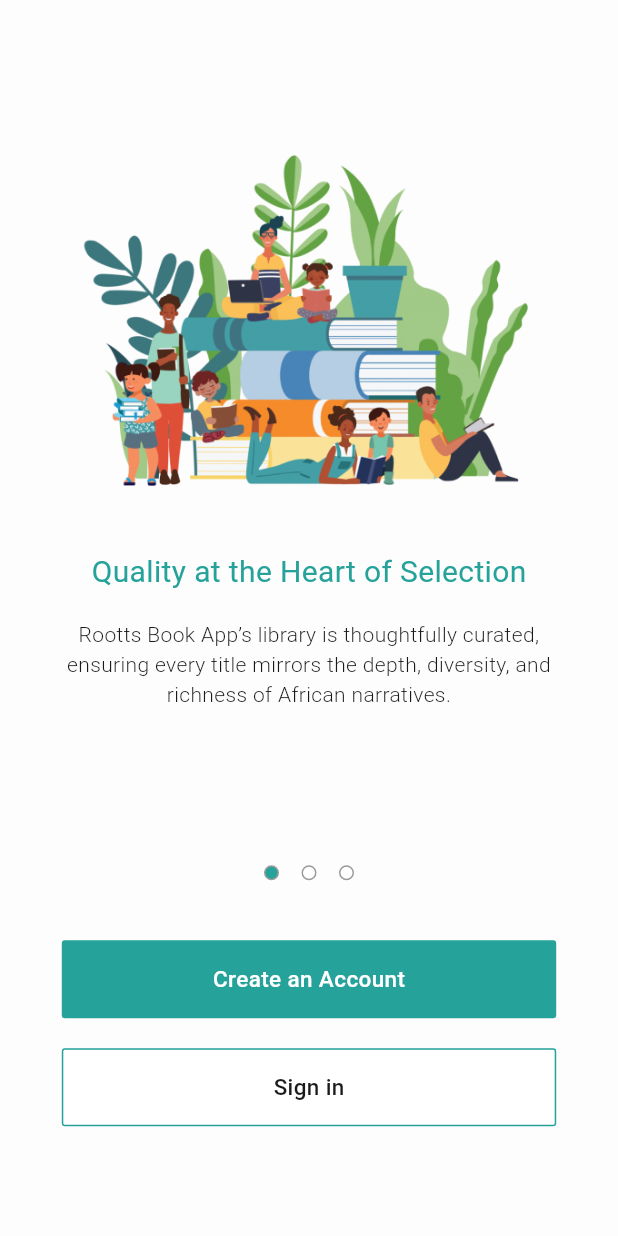
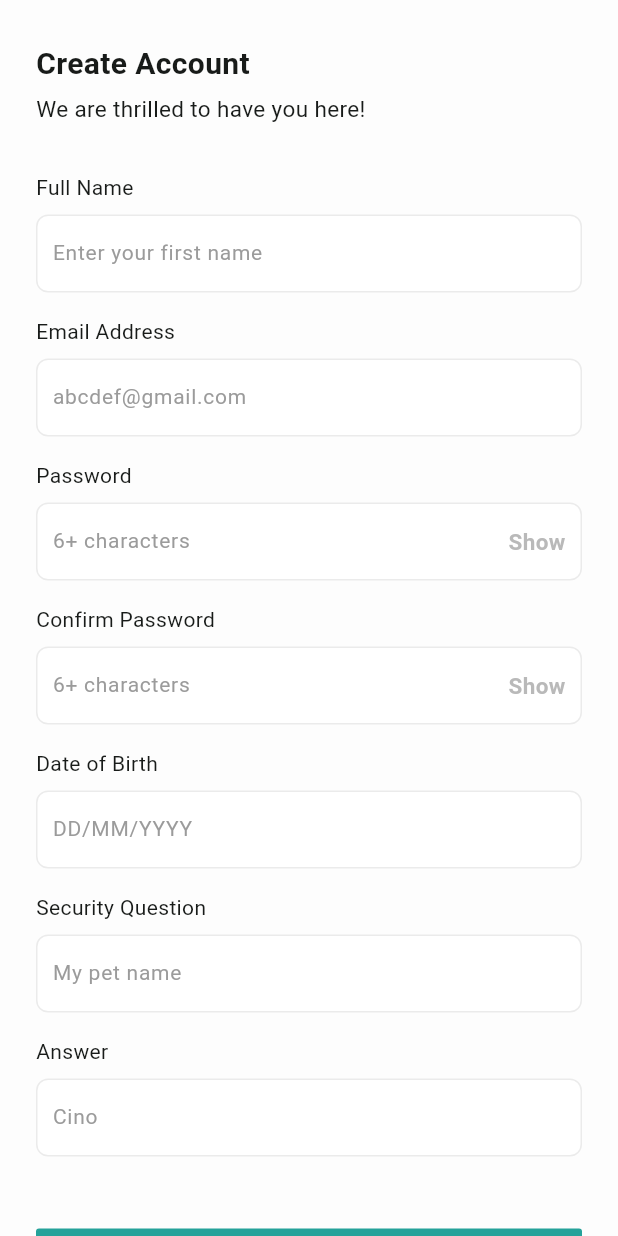
Before and after one commit to CINO1902/AfroReads, a Flutter app: the screen it shows after launch, after a tap on "Create an Account", on a phone screen of 412 x 824 dp. Run offline on Flutter 3.47's test engine with Material 2 defaults, Android fonts, the phone set to English and light mode, and no system bars; our stand-ins replace flutter_svg, gap.

Commit message:
sign up page ui updated

```diff
--- /dev/null
+++ b/lib/app/view/widget/input_input.dart
@@ -0,0 +1,172 @@
+import 'package:afroreads/app/styles/fonts.dart';
+import 'package:afroreads/core/constants/app_colors.dart';
+import 'package:flutter/material.dart';
+
+class InputField extends StatefulWidget {
+  const InputField({
+    required this.controller,
+    required this.placeholder,
+    this.label,
+    this.enterPressed,
+    this.fieldFocusNode,
+    this.nextFocusNode,
+    this.additionalNote,
+    this.onChanged,
+    this.maxLength,
+    this.maxLines = 1,
+    this.validationMessage,
+    this.textInputAction = TextInputAction.next,
+    this.textInputType = TextInputType.text,
+    this.password = false,
+    this.isReadOnly = false,
+    this.smallVersion = true,
+    this.suffix,
+    this.onTap,
+    this.prefix,
+    this.validationColor = AfroReadsColors.grey,
+    this.prefixSizedBoxWidth = 20,
+    this.fieldColor = AfroReadsColors.white,
+    this.fieldHeight = 52,
+    Key? key,
+  }) : super(key: key);
+
+  final TextEditingController controller;
+  final TextInputType? textInputType;
+  final bool password;
+  final bool isReadOnly;
+  final String placeholder;
+  final String? validationMessage;
+  final Function? enterPressed;
+  final bool smallVersion;
+  final FocusNode? fieldFocusNode;
+  final Function? onTap;
+  final FocusNode? nextFocusNode;
+  final TextInputAction textInputAction;
+  final String? additionalNote;
+  final String? label;
+  final double prefixSizedBoxWidth;
+  final Function(String)? onChanged;
+  final Color fieldColor;
+  final int? maxLines, maxLength;
+  final Widget? suffix;
+  final Widget? prefix;
+  final Color validationColor;
+  final double fieldHeight;
+
+  @override
+  // ignore: library_private_types_in_public_api
+  _InputFieldState createState() => _InputFieldState();
+}
+
+class _InputFieldState extends State<InputField> {
+  bool? isPassword;
+  double fieldHeight = 52;
+
+  @override
+  void initState() {
+    super.initState();
+    isPassword = widget.password;
+  }
+
+  @override
+  Widget build(BuildContext context) {
+    return Column(
+      crossAxisAlignment: CrossAxisAlignment.start,
+      mainAxisAlignment: MainAxisAlignment.center,
+      children: <Widget>[
+        Container(
+          height: widget.fieldHeight,
+          alignment: Alignment.centerLeft,
+          padding: const EdgeInsets.symmetric(horizontal: 10),
+          decoration: BoxDecoration(
+            borderRadius: BorderRadius.circular(8),
+            color: widget.fieldColor,
+            border: Border.all(
+              color: widget.validationColor.withOpacity(0.2),
+            ),
+          ),
+          child: Row(
+            children: <Widget>[
+              widget.prefix ?? const SizedBox(),
+              Expanded(
+                child: TextField(
+                  controller: widget.controller,
+                  keyboardType: widget.textInputType,
+                  focusNode: widget.fieldFocusNode,
+                  textInputAction: widget.textInputAction,
+                  onChanged: widget.onChanged,
+                  maxLines: widget.maxLines,
+                  style: const TextStyle(
+                      fontSize: 14,
+                      // fontFamily: IklinFont.euclid,
+                      color: AfroReadsColors.grey,
+                      fontWeight: FontWeight.w400),
+
+                  onEditingComplete: () {
+                    if (widget.enterPressed != null) {
+                      FocusScope.of(context).requestFocus(FocusNode());
+                      // ignore: avoid_dynamic_calls
+                      widget.enterPressed!();
+                    }
+                  },
+                  // onFieldSub  mitted: (value) {
+                  //   if (widget.nextFocusNode != null) {
+                  //     widget.nextFocusNode.requestFocus();
+                  //   }
+                  // },
+                  obscureText: isPassword!,
+                  readOnly: widget.isReadOnly,
+                  // decoration:
+                  // InputDecoration.collapsed(hintText: widget.placeholder),
+                  decoration: InputDecoration(
+                    // contentPadding: EdgeInsets.only(top: 10),
+                    hintText: widget.placeholder,
+                    border: InputBorder.none,
+
+                    hintStyle: const TextStyle(
+                      fontSize: 14,
+                      // fontFamily: IklinFont.euclid,
+                      color: AfroReadsColors.grey,
+                      fontWeight: FontWeight.w400,
+                    ),
+                    // suffix:
+                  ),
+                ),
+              ),
+              widget.suffix ??
+                  GestureDetector(
+                    onTap: () => setState(() {
+                      isPassword = !isPassword!;
+                    }),
+                    child: widget.password
+                        ? Container(
+                            alignment: Alignment.center,
+                            child: isPassword!
+                                ? TextBody(
+                                    'Show',
+                                    color:
+                                        widget.validationColor.withOpacity(0.7),
+                                    fontWeight: FontWeight.w600,
+                                    fontSize: 15,
+                                  )
+                                : TextBody(
+                                    'Hide',
+                                    color:
+                                        widget.validationColor.withOpacity(0.7),
+                                    fontWeight: FontWeight.w600,
+                                    fontSize: 15,
+                                  ),
+                          )
+                        : Container(
+                            width: 30,
+                            height: 30,
+                            alignment: Alignment.center,
+                          ),
+                  ),
+            ],
+          ),
+        ),
+      ],
+    );
+  }
+}
--- /dev/null
+++ b/lib/core/navigators/navigators.dart
@@ -0,0 +1,2 @@
+export 'route_name.dart';
+export 'router.dart';
--- a/lib/core/navigators/route_name.dart
+++ b/lib/core/navigators/route_name.dart
@@ -1,4 +1,5 @@
 class RouteName {
 
 static const String onboardingScreen = '/onboarding';
+static const String signUpPage = '/signup_page';
 }
--- a/lib/core/navigators/router.dart
+++ b/lib/core/navigators/router.dart
@@ -1,6 +1,7 @@
 import 'package:afroreads/core/navigators/route_name.dart';
 import 'package:afroreads/features/onboarding/pages/onboarding_screen.dart';
 import 'package:flutter/material.dart';
+import 'package:afroreads/features/auth/pages/sign_up_page.dart';
 
 Route<dynamic> generateRoute (RouteSettings settings){
   switch (settings.name) {
@@ -8,6 +9,11 @@ Route<dynamic> generateRoute (RouteSettings settings){
     return _getPageRoute(
         routeName: settings.name,
         viewToShow: const OnboardingScreen(),
+      );
+     case RouteName.signUpPage:
+    return _getPageRoute(
+        routeName: settings.name,
+        viewToShow: const SignUpPage(),
       );
     default:
      return MaterialPageRoute<void>(
--- /dev/null
+++ b/lib/features/auth/pages/sign_up_page.dart
@@ -0,0 +1,114 @@
+import 'package:afroreads/app/styles/fonts.dart';
+import 'package:afroreads/app/view/widget/busy_button.dart';
+import 'package:afroreads/app/view/widget/input_input.dart';
+import 'package:afroreads/core/constants/app_colors.dart';
+import 'package:afroreads/core/navigators/navigators.dart';
+import 'package:flutter/material.dart';
+import 'package:flutter_svg/svg.dart';
+import 'package:gap/gap.dart';
+
+class SignUpPage extends StatefulWidget {
+  const SignUpPage({Key? key}) : super(key: key);
+
+  @override
+  State<SignUpPage> createState() => _SignUpPageState();
+}
+
+class _SignUpPageState extends State<SignUpPage> {
+  final TextEditingController _firstnameController = TextEditingController();
+  final TextEditingController _lastnameController = TextEditingController();
+  final TextEditingController _passwordController = TextEditingController();
+  final TextEditingController _confirmPasswordController = TextEditingController();
+  final TextEditingController _dateOfBirthController = TextEditingController();
+  final TextEditingController _answerController = TextEditingController();
+
+  @override
+  Widget build(BuildContext context) {
+    return Scaffold(
+      backgroundColor: AfroReadsColors.background,
+      body: SafeArea(
+        child: Padding(
+          padding: const EdgeInsets.symmetric(
+            horizontal: 24,
+          ),
+          child: SingleChildScrollView(
+            child: Column(
+              crossAxisAlignment: CrossAxisAlignment.start,
+              children: [
+                const Gap(28),
+                TextBody(
+                  'Create Account',
+                  fontWeight: FontWeight.w700,
+                  fontSize: 20,
+                ),
+                const Gap(5),
+                TextBody(
+                  'We are thrilled to have you here! ',
+                  fontSize: 15,
+                ),
+                const Gap(32),
+                TextBody('Full Name', color: AfroReadsColors.textColor),
+                const Gap(8),
+                InputField(
+                  controller: _firstnameController,
+                  placeholder: 'Enter your first name',
+                ),
+                const Gap(16),
+                TextBody('Email Address', color: AfroReadsColors.textColor),
+                const Gap(8),
+                InputField(
+                  controller: _lastnameController,
+                  placeholder: 'abcdef@gmail.com',
+                ),
+                const Gap(16),
+                TextBody('Password', color: AfroReadsColors.textColor),
+                const Gap(8),
+                InputField(
+                  controller: _passwordController,
+                  password: true,
+                  placeholder: '6+ characters',
+                ),
+                const Gap(16),
+                TextBody('Confirm Password', color: AfroReadsColors.textColor),
+                const Gap(8),
+                InputField(
+                  controller: _confirmPasswordController,
+                  password: true,
+                  placeholder: '6+ characters',
+                ),
+                const Gap(16),
+                TextBody('Date of Birth', color: AfroReadsColors.textColor),
+                const Gap(8),
+                InputField(
+                  controller: _dateOfBirthController,
+                  placeholder: 'DD/MM/YYYY',
+                ),
+                const Gap(16),
+                TextBody('Security Question', color: AfroReadsColors.textColor),
+                const Gap(8),
+                InputField(
+                  controller: _passwordController,
+                  placeholder: 'My pet name',
+                ),
+                const Gap(16),
+                TextBody('Answer', color: AfroReadsColors.textColor),
+                const Gap(8),
+                InputField(
+                  controller: _answerController,
+                  placeholder: 'Cino',
+                ),
+                const Gap(48),
+                BusyButton(
+                    title: 'Create an Account',
+                    onTap: () {
+                      // Navigator.pushNamed(context, RouteName.letsGoScreen);
+                    }),
+                const Gap(30),
+              ],
+            ),
+          ),
+        ),
+      ),
+    );
+  }
+}
--- a/lib/features/onboarding/pages/onboarding_screen.dart
+++ b/lib/features/onboarding/pages/onboarding_screen.dart
@@ -4,6 +4,7 @@ import 'package:afroreads/app/styles/fonts.dart';
 import 'package:afroreads/app/view/widget/busy_button.dart';
 import 'package:afroreads/core/constants/app_assets.dart';
 import 'package:afroreads/core/constants/app_colors.dart';
+import 'package:afroreads/core/navigators/route_name.dart';
 import 'package:afroreads/features/onboarding/widgets/onboarding_first_page.dart';
 import 'package:flutter/material.dart';
 import 'package:gap/gap.dart';
@@ -104,7 +105,9 @@ class _OnboardingScreenState extends State<OnboardingScreen> {
               children: [
                 BusyButton(
                   title: 'Create an Account',
-                  onTap: () {},
+                  onTap: () {
+                    Navigator.pushNamed(context, RouteName.signUpPage);
+                  },
                 ),
                 const Gap(20),
                 BusyButton(
--- a/lib/main.dart
+++ b/lib/main.dart
@@ -1,6 +1,5 @@
 import 'package:afroreads/core/navigators/route_name.dart';
 import 'package:afroreads/core/navigators/router.dart';
-import 'package:afroreads/features/onboarding/pages/onboarding_screen.dart';
 import 'package:flutter/material.dart';
 
 void main() {
```
